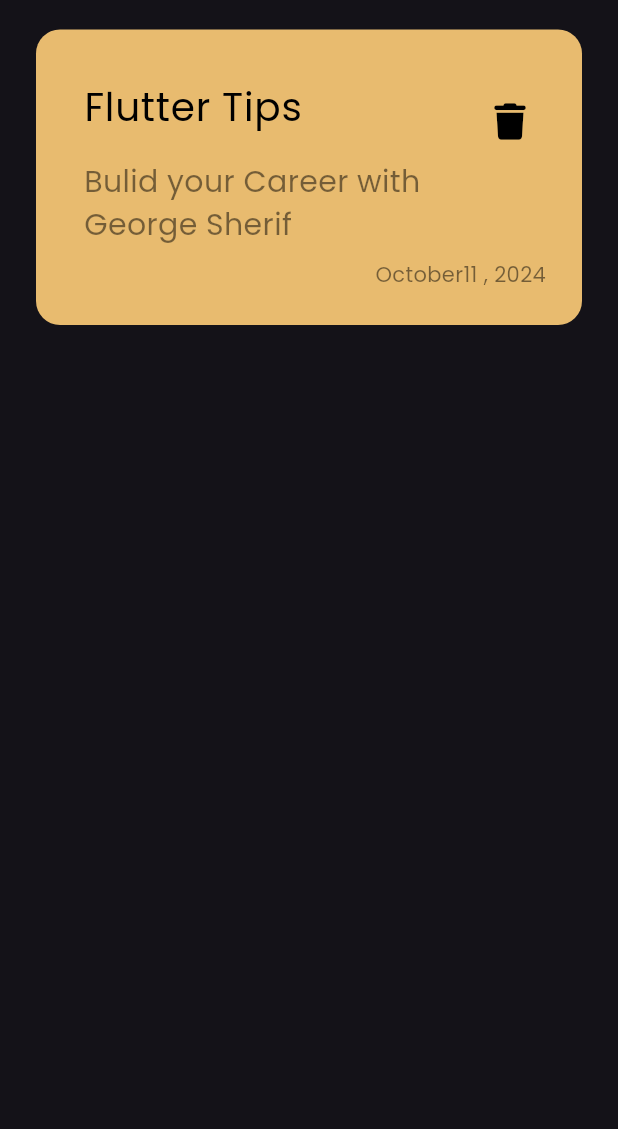
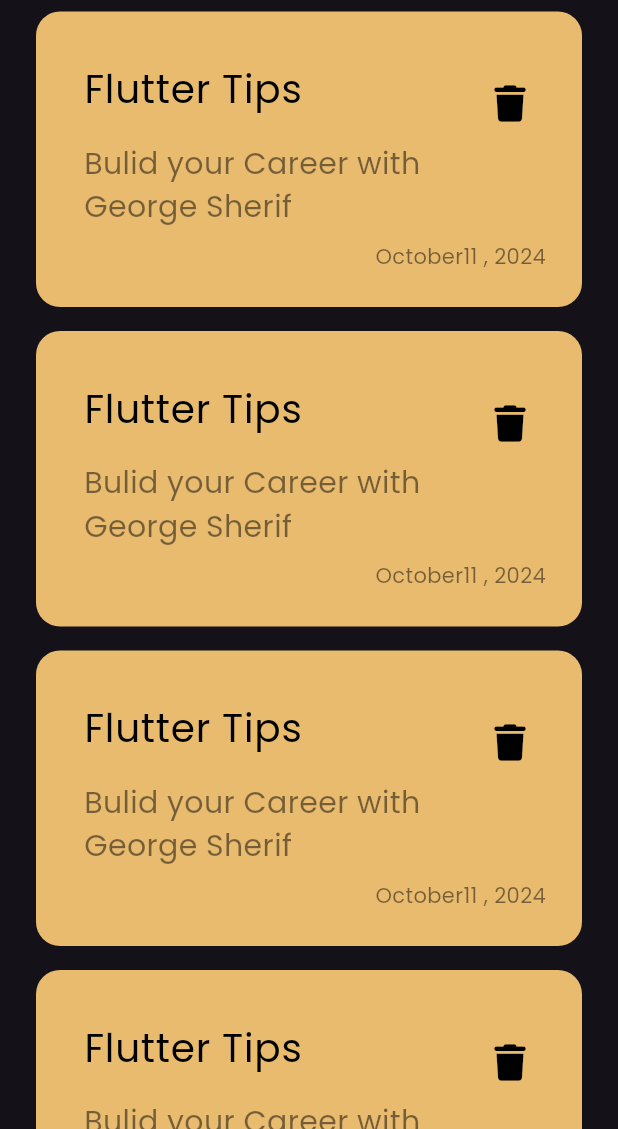
Before and after one commit to George-GS7/notes_app, a Flutter app: the screen it shows after launch, on a phone screen of 412 x 824 dp, the part 107-1236 px from its top. Run offline on Flutter 3.47's test engine with Material 3 defaults, Android fonts, the phone set to English and light mode, and no system bars; our stand-ins replace font_awesome_flutter.

Commit message:
Create Notes ListView

```diff
--- a/lib/views/widgets/note_item.dart
+++ b/lib/views/widgets/note_item.dart
@@ -19,9 +19,9 @@ class NoteItem extends StatelessWidget {
         crossAxisAlignment: CrossAxisAlignment.end,
         children: [
           ListTile(
-              title: Padding(
-                padding: const EdgeInsets.only(top: 24, bottom: 16),
-                child: const Text(
+              title: const Padding(
+                padding: EdgeInsets.only(top: 24, bottom: 16),
+                child: Text(
                   'Flutter Tips',
                   style: TextStyle(color: Colors.black, fontSize: 26),
                 ),
@@ -32,7 +32,7 @@ class NoteItem extends StatelessWidget {
                     color: Colors.black.withOpacity(.5), fontSize: 20),
               ),
               trailing: IconButton(
-                padding: EdgeInsets.only(bottom: 30),
+                padding: const EdgeInsets.only(bottom: 30),
                 onPressed: () {},
                 icon: const Icon(
                   FontAwesomeIcons.trash,
--- /dev/null
+++ b/lib/views/widgets/notes_list_view.dart
@@ -0,0 +1,18 @@
+import 'package:flutter/material.dart';
+import 'package:notes_app/views/widgets/note_item.dart';
+
+class NotesListView extends StatelessWidget {
+  const NotesListView({super.key});
+
+  @override
+  Widget build(BuildContext context) {
+    return ListView.builder(
+      itemBuilder: (context, index) {
+        return const Padding(
+          padding: EdgeInsets.symmetric(vertical: 8),
+          child: NoteItem(),
+        );
+      },
+    );
+  }
+}
--- a/lib/views/widgets/notes_view_body.dart
+++ b/lib/views/widgets/notes_view_body.dart
@@ -1,6 +1,6 @@
 import 'package:flutter/material.dart';
 import 'package:notes_app/views/widgets/custom_app_bar.dart';
-import 'package:notes_app/views/widgets/note_item.dart';
+import 'package:notes_app/views/widgets/notes_list_view.dart';
 
 class NotesViewBody extends StatelessWidget {
   const NotesViewBody({super.key});
@@ -15,10 +15,7 @@ class NotesViewBody extends StatelessWidget {
             height: 25,
           ),
           CustomAppBar(),
-          SizedBox(
-            height: 20,
-          ),
-          NoteItem(),
+          Expanded(child: NotesListView()),
         ],
       ),
     );
```
